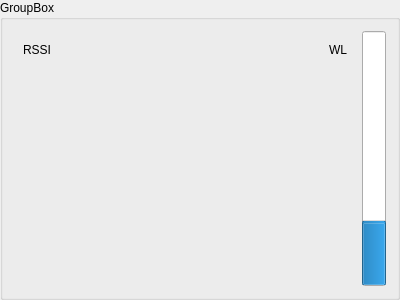
Above: watertowerwidget.ui from xlongfeng/home-security before the change. Below: the same form after it.
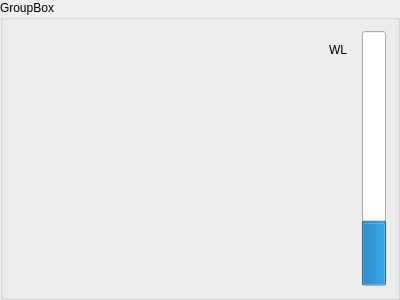
That is the form after the change. Custom widgets are drawn as their Qt base class.

Diff of the .ui file:
```diff
--- a/watertowerwidget.ui
+++ b/watertowerwidget.ui
@@ -22,13 +22,6 @@
      <layout class="QVBoxLayout" name="verticalLayout">
       <item>
        <layout class="QHBoxLayout" name="horizontalLayout_2">
-        <item>
-         <widget class="QLabel" name="rssiLabel">
-          <property name="text">
-           <string>RSSI</string>
-          </property>
-         </widget>
-        </item>
         <item>
          <spacer name="horizontalSpacer">
           <property name="orientation">
```
